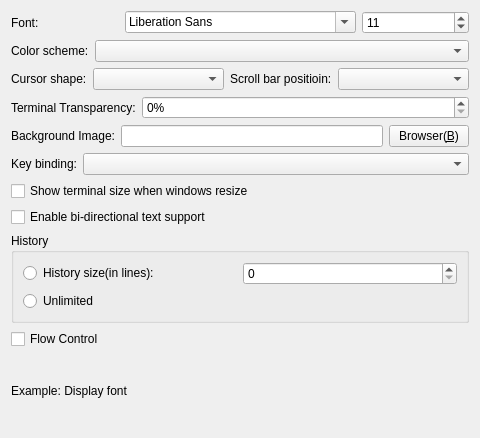
Above: Src/Terminal/ParameterTerminalUI.ui from KangLin/RabbitRemoteControl before the change. Below: the same form after it.
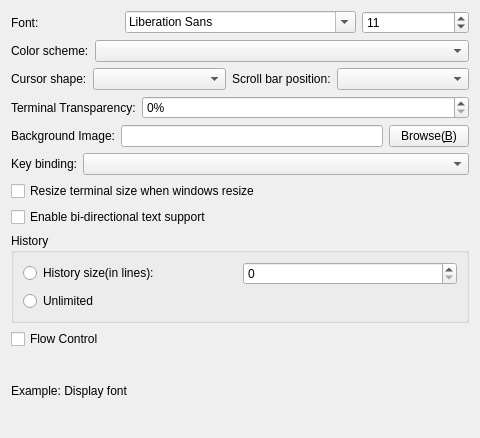
That is the form after the change.

Patch:
```diff
--- a/Src/Terminal/ParameterTerminalUI.ui
+++ b/Src/Terminal/ParameterTerminalUI.ui
@@ -103,7 +103,7 @@
      <item>
       <widget class="QLabel" name="label">
        <property name="text">
-        <string>Scroll bar positioin:</string>
+        <string>Scroll bar position:</string>
        </property>
        <property name="wordWrap">
         <bool>false</bool>
@@ -183,7 +183,7 @@
         </sizepolicy>
        </property>
        <property name="text">
-        <string>Browser(&amp;B)</string>
+        <string>Browse(&amp;B)</string>
        </property>
       </widget>
      </item>
@@ -216,7 +216,7 @@
    <item row="6" column="0">
     <widget class="QCheckBox" name="cbShowResize">
      <property name="text">
-      <string>Show terminal size when windows resize</string>
+      <string>Resize terminal size when windows resize</string>
      </property>
     </widget>
    </item>
```
Left out of the diff: 2 changed lines with no effect on the pictures.
